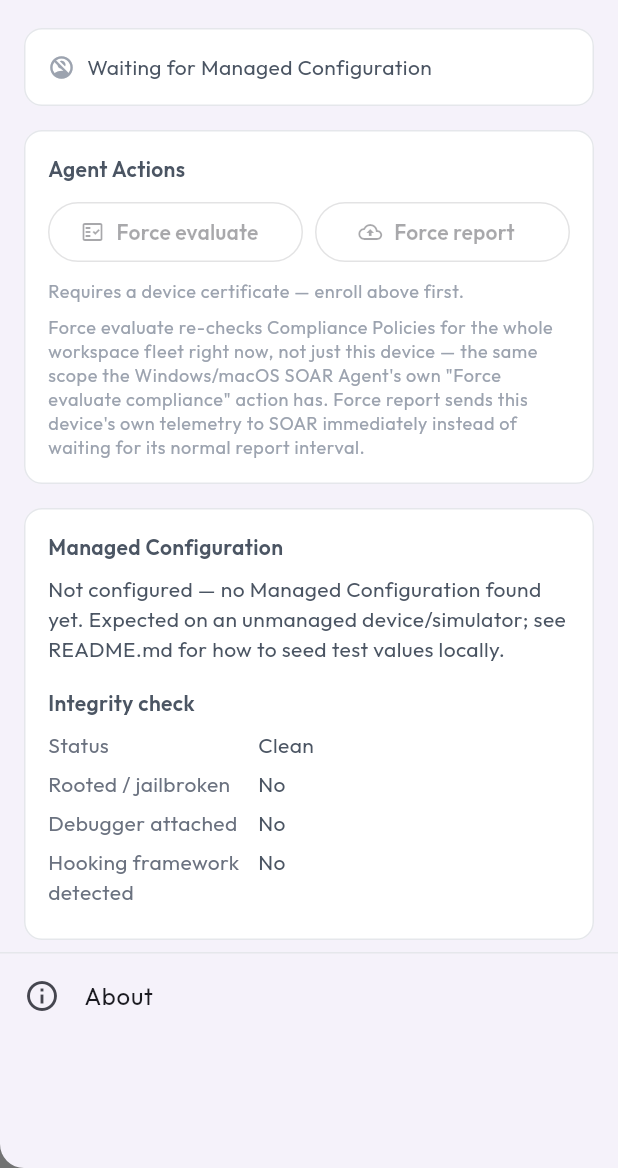
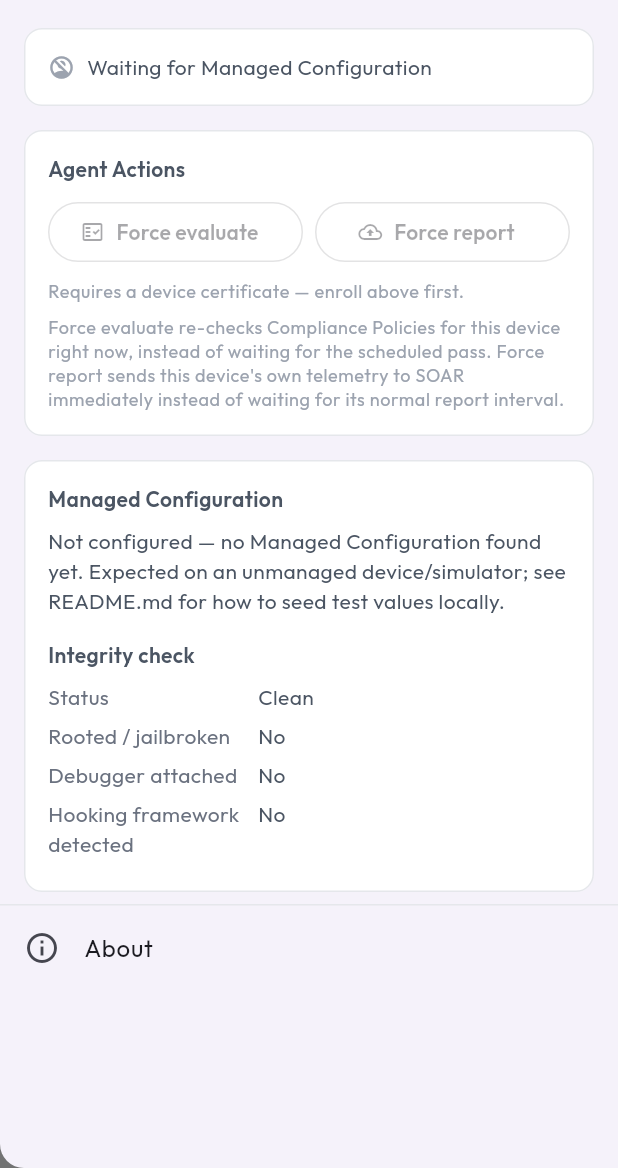
Before and after one commit to raulcnadal/applivery-soar-agent-mobile, a Flutter app: the screen it shows after launch, with the side drawer open, on a phone screen of 412 x 824 dp, the part 68-1236 px from its top. Run offline on Flutter 3.47's test engine with Material 3 defaults, Android fonts, the phone set to English and light mode, and no system bars; our stand-ins replace flutter_svg; project files that could hold a hidden picture were left out.

Commit message:
Force evaluate: pass this device's own serial for device-scoped evaluation
compliance_actions_client.dart's forceEvaluate now appends
?serialNumber=<config.deviceSerial> to POST /api/device-data/evaluate-now,
matching the backend's new onlyDeviceSerial support — the evaluation can
still re-check every enabled Compliance Policy, but the result is only
allowed to affect this device, not the whole workspace fleet, and runs on
a separate 15s per-device cooldown instead of the 60s per-workspace one.

ARCHITECTURE.md: rewrote the now-stale 'no per-device evaluate-now endpoint
exists' caveat, and corrected the earlier iOS/Android Custom Device Checks
section (that work was reverted — dead code end-to-end, redundant with App
Lists — not implemented, as an earlier draft of this doc claimed).

Not yet run against a real Flutter toolchain (none available here); brace/
paren balance checked manually. Needs flutter analyze && flutter test plus
a real enrolled-device pass before shipping.

```diff
--- a/lib/status/compliance_screen.dart
+++ b/lib/status/compliance_screen.dart
@@ -205,13 +205,13 @@ class _ComplianceScreenState extends State<ComplianceScreen> {
   }
 
   /// "Force evaluate compliance" button — calls
-  /// ComplianceActionsClient.forceEvaluate (POST /api/device-data/evaluate-now),
-  /// then re-fetches this device's own status so the compliance card reflects
-  /// whatever the fleet-wide pass just found, the same "trigger, then refresh
-  /// the local status card" flow the Windows tray / macOS menu-bar actions
-  /// use. Unlike _reportSecurityTelemetry above, this IS user-initiated (a
-  /// deliberate tap, not a background best-effort side-cycle), so failures
-  /// are surfaced rather than swallowed.
+  /// ComplianceActionsClient.forceEvaluate (POST /api/device-data/evaluate-now
+  /// with this device's own serial), then re-fetches this device's own status
+  /// so the compliance card reflects whatever the pass just found for it, the
+  /// same "trigger, then refresh the local status card" flow the Windows tray
+  /// / macOS menu-bar actions use. Unlike _reportSecurityTelemetry above,
+  /// this IS user-initiated (a deliberate tap, not a background best-effort
+  /// side-cycle), so failures are surfaced rather than swallowed.
   Future<void> _forceEvaluate() async {
     setState(() {
       _evaluating = true;
@@ -944,10 +944,9 @@ class _AgentActionsCard extends StatelessWidget {
             ],
             const SizedBox(height: 8),
             Text(
-              'Force evaluate re-checks Compliance Policies for the whole workspace fleet right now, not just this '
-              'device — the same scope the Windows/macOS SOAR Agent\'s own "Force evaluate compliance" action has. '
-              'Force report sends this device\'s own telemetry to SOAR immediately instead of waiting for its normal '
-              'report interval.',
+              'Force evaluate re-checks Compliance Policies for this device right now, instead of waiting for the '
+              'scheduled pass. Force report sends this device\'s own telemetry to SOAR immediately instead of '
+              'waiting for its normal report interval.',
               style: Theme.of(context)
                   .textTheme
                   .bodySmall
```
Also changed, not shown: lib/api/compliance_actions_client.dart (+16 -9 lines), 1 other file.
